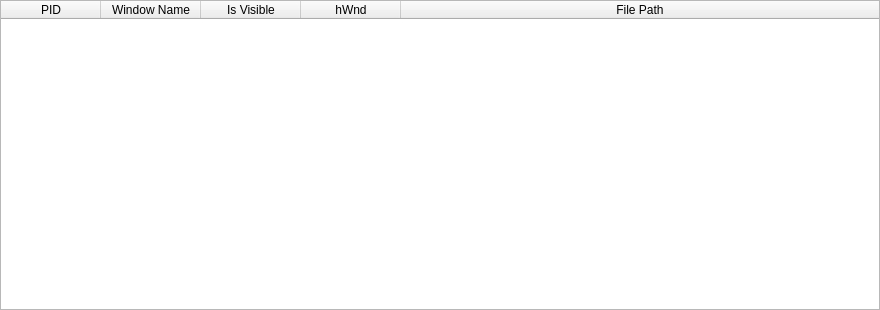
First picture: the form in qtNanomite/qtDLGWindowView.ui, repository zer0fl4g/Nanomite, before the edit.
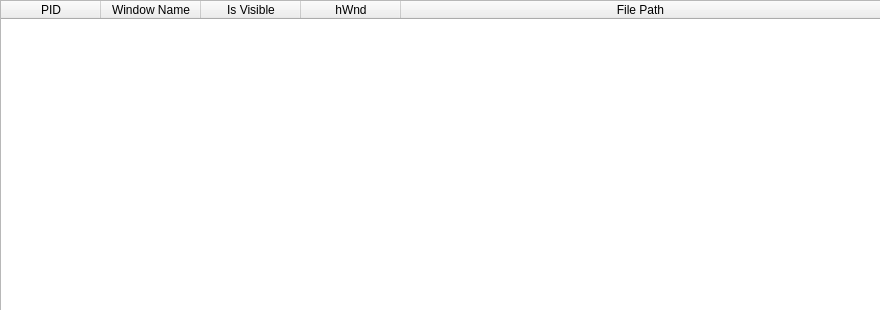
Second picture: the form after the edit. Icons and pictures are not drawn.

Commit message: + fixed a bug which displayed crap on some x64 Addresses + fixed a crash in the Breakpoint Manager + fixed RegView for Wow64 + added dynamic load of Wow64 APIs (first step to XP64) + added right click menu in HeapView (send to HexView) + added right click menu in MemoryView (send to HexView) + added resizability to the different sub windows + added dynamic row calc to stack view (prepare for dynamic main window) + added own class and thread for disassembler

What changed in the file:
```diff
--- a/qtNanomite/qtDLGWindowView.ui
+++ b/qtNanomite/qtDLGWindowView.ui
@@ -10,6 +10,12 @@
     <height>310</height>
    </rect>
   </property>
+  <property name="sizePolicy">
+   <sizepolicy hsizetype="Expanding" vsizetype="Expanding">
+    <horstretch>0</horstretch>
+    <verstretch>0</verstretch>
+   </sizepolicy>
+  </property>
   <property name="windowTitle">
    <string>[ Nanomite ] - Window View</string>
   </property>
@@ -17,15 +23,18 @@
    <iconset resource="qtDLGNanomite.qrc">
     <normaloff>:/qtDLGNanomite/Icons/IDI_MAIN.ico</normaloff>:/qtDLGNanomite/Icons/IDI_MAIN.ico</iconset>
   </property>
-  <widget class="QTableWidget" name="tblWindowView">
+  <widget class="QWidget" name="verticalLayoutWidget">
    <property name="geometry">
     <rect>
      <x>0</x>
      <y>0</y>
-     <width>880</width>
-     <height>310</height>
+     <width>881</width>
+     <height>311</height>
     </rect>
    </property>
+   <layout class="QVBoxLayout" name="verticalLayout">
+    <item>
+     <widget class="QTableWidget" name="tblWindowView">
    <property name="editTriggers">
     <set>QAbstractItemView::NoEditTriggers</set>
    </property>
@@ -69,6 +78,9 @@
      <string>File Path</string>
     </property>
    </column>
+     </widget>
+    </item>
+   </layout>
   </widget>
  </widget>
  <resources>
```
Lines whose indentation alone changed are shown as unchanged. The commit also changes 40 other files.
